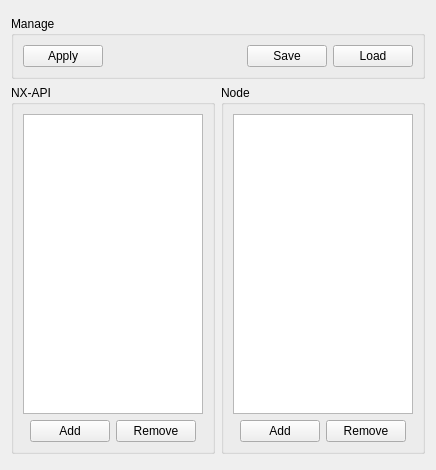
This is src/VMTD/VMTD/device/VMTDDeviceManagerForm.ui in ekushko/qt-vxlan-mtd-old as Qt 5 draws it before an edit. The edited form follows.
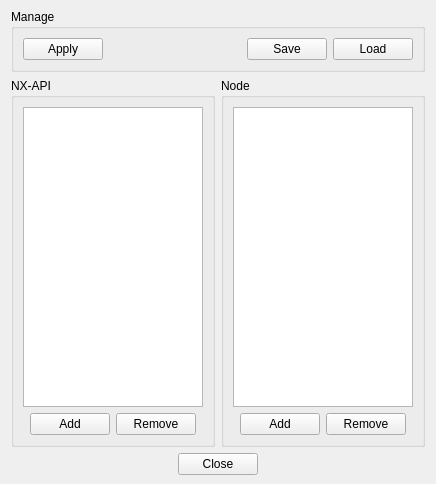
This is the edited form. Icons and pictures are not drawn.

```diff
--- a/src/VMTD/VMTD/device/VMTDDeviceManagerForm.ui
+++ b/src/VMTD/VMTD/device/VMTDDeviceManagerForm.ui
@@ -282,6 +282,46 @@
           </item>
          </layout>
         </item>
+        <item>
+         <layout class="QHBoxLayout" name="hl_4">
+          <property name="topMargin">
+           <number>0</number>
+          </property>
+          <item>
+           <spacer name="_10">
+            <property name="orientation">
+             <enum>Qt::Horizontal</enum>
+            </property>
+            <property name="sizeHint" stdset="0">
+             <size>
+              <width>40</width>
+              <height>20</height>
+             </size>
+            </property>
+           </spacer>
+          </item>
+          <item>
+           <widget class="QPushButton" name="pbClose">
+            <property name="text">
+             <string>Close</string>
+            </property>
+           </widget>
+          </item>
+          <item>
+           <spacer name="_11">
+            <property name="orientation">
+             <enum>Qt::Horizontal</enum>
+            </property>
+            <property name="sizeHint" stdset="0">
+             <size>
+              <width>40</width>
+              <height>20</height>
+             </size>
+            </property>
+           </spacer>
+          </item>
+         </layout>
+        </item>
        </layout>
       </widget>
      </item>
```
